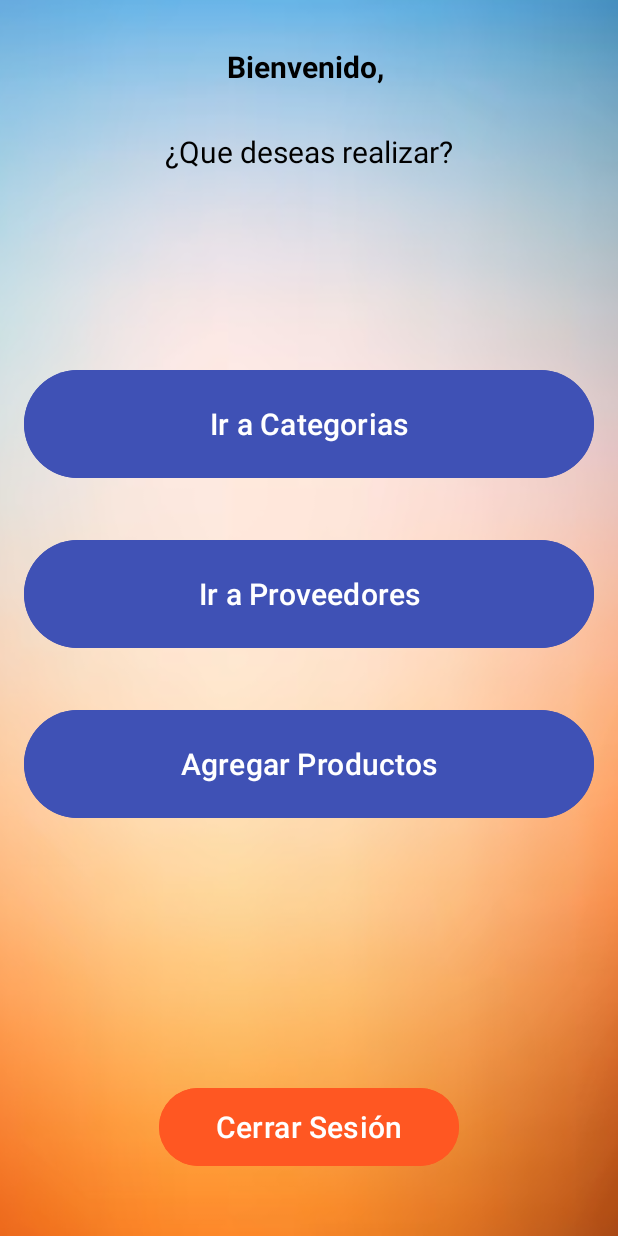
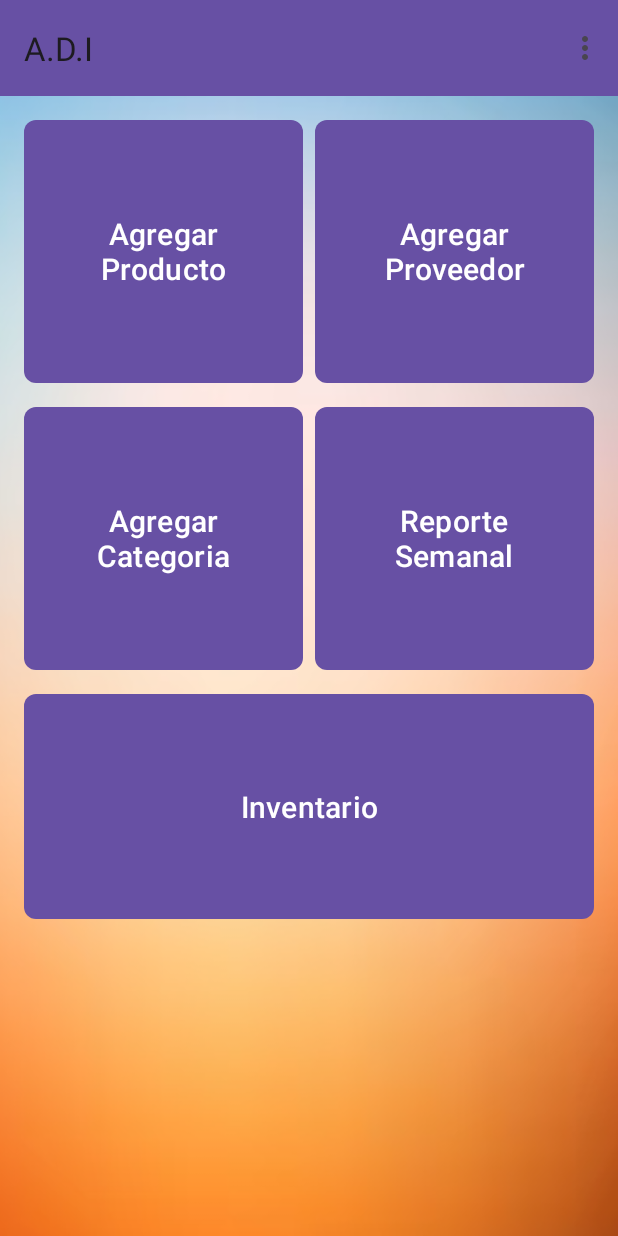
Before and after one commit to v1ct0r999/A.D.I, an Android app: the MainActivity screen opened directly, with no data from a screen before it, on a phone screen of 412 x 824 dp. Run offline under Robolectric (Android 15) with nearby library versions, the light colour scheme and no system bars; our stand-ins replace Firebase (no records; nobody signed in at launch, a user with empty details on screens opened directly).

Commit message:
Cambiando la interfaz del menu principal

```diff
--- a/app/src/main/java/cl/vmi/adi/MainActivity.java
+++ b/app/src/main/java/cl/vmi/adi/MainActivity.java
@@ -8,54 +8,111 @@
 import android.widget.Toast;
 import androidx.appcompat.app.AppCompatActivity;
 import com.google.firebase.auth.FirebaseAuth;
-import com.google.firebase.auth.FirebaseUser;
+import androidx.appcompat.widget.Toolbar;
+import android.view.Menu;
+import android.view.MenuItem;
 
 public class MainActivity extends AppCompatActivity {
 
     private TextView welcomeMessage;
-    private Button buttonCategoria, buttonProveedor, buttonProducto, buttonLogout;
     private FirebaseAuth auth;
+    private Button buttonCategoria, buttonProveedor, buttonProducto, buttonReporte, buttonInventario;
 
     @Override
     protected void onCreate(Bundle savedInstanceState) {
         super.onCreate(savedInstanceState);
         setContentView(R.layout.activity_main);
 
+        // Configura el Toolbar
+        Toolbar toolbar = findViewById(R.id.toolbar);
+        setSupportActionBar(toolbar);
+
+        // Inicialización de FirebaseAuth
         auth = FirebaseAuth.getInstance();
-        welcomeMessage = findViewById(R.id.welcome_message);
+
+        // Enlazando los botones
         buttonCategoria = findViewById(R.id.buttonCategoria);
         buttonProveedor = findViewById(R.id.buttonProveedor);
         buttonProducto = findViewById(R.id.buttonProducto);
-        buttonLogout = findViewById(R.id.buttonLogout);
+        buttonReporte = findViewById(R.id.buttonReporte);
+        buttonInventario = findViewById(R.id.buttonInventario);
 
-        FirebaseUser user = auth.getCurrentUser();
-        if (user != null) {
-            welcomeMessage.setText("Bienvenido, " + user.getEmail());
-        }
+        // BOTON PRODUCTO
+        buttonProducto.setOnClickListener(new View.OnClickListener() {
+            @Override
+            public void onClick(View view) {
 
-        buttonCategoria.setOnClickListener(new View.OnClickListener() {
-            @Override
-            public void onClick(View v) {
-                startActivity(new Intent(MainActivity.this, ListaCategoriasActivity.class));
+                startActivity(new Intent(MainActivity.this, AgregarProductosActivity.class));
+
             }
         });
 
+        // BOTON PROVEEDOR
         buttonProveedor.setOnClickListener(new View.OnClickListener() {
             @Override
-            public void onClick(View v) {
+            public void onClick(View view) {
+
                 startActivity(new Intent(MainActivity.this, ListaProveedoresActivity.class));
+
             }
         });
 
-        buttonProducto.setOnClickListener(new View.OnClickListener() {
+        // BOTON CATEGORIA
+        buttonCategoria.setOnClickListener(new View.OnClickListener() {
             @Override
-            public void onClick(View v) {
-                startActivity(new Intent(MainActivity.this, AgregarProductosActivity.class));
+            public void onClick(View view) {
+
+                startActivity(new Intent(MainActivity.this, ListaCategoriasActivity.class));
+
             }
         });
 
+        // BOTON REPORTE
+        buttonReporte.setOnClickListener(new View.OnClickListener() {
+            @Override
+            public void onClick(View view) {
 
-        buttonLogout.setOnClickListener(view -> logoutUser());
+                //startActivity(new Intent(MainActivity.this, ReporteActivity.class));
+
+            }
+        });
+
+        // BOTON REPORTE
+        buttonInventario.setOnClickListener(new View.OnClickListener() {
+            @Override
+            public void onClick(View view) {
+
+                //startActivity(new Intent(MainActivity.this, InventarioActivity.class));
+
+            }
+        });
+
+        // Obtener usuario actual
+        //FirebaseUser user = auth.getCurrentUser();
+        //if (user != null) {
+        //    welcomeMessage.setText("Bienvenido, " + user.getEmail());
+        //}
+    }
+
+    @Override
+    public boolean onCreateOptionsMenu(Menu menu) {
+        // Agrega los ítems al menú
+        MenuItem itemCerrar = menu.add(Menu.NONE, 0, Menu.NONE, "Cerrar sesión");
+        itemCerrar.setShowAsAction(MenuItem.SHOW_AS_ACTION_NEVER);  // Menú desplegable
+
+        return true;
+    }
+
+    @Override
+    public boolean onOptionsItemSelected(MenuItem item) {
+        switch (item.getItemId()) {
+            case 0: // Cerrar sesión
+                logoutUser();
+                return true;
+
+            default:
+                return super.onOptionsItemSelected(item);
+        }
     }
 
     private void logoutUser() {
--- /dev/null
+++ b/app/src/main/res/drawable/button_square.xml
@@ -0,0 +1,9 @@
+<?xml version="1.0" encoding="utf-8"?>
+<!-- button_square.xml -->
+<shape xmlns:android="http://schemas.android.com/apk/res/android">
+    <!-- Esquinas redondeadas -->
+    <corners android:radius="8dp" />  <!-- Controla el nivel de redondeo de las esquinas -->
+
+    <!-- Opcional: sombra -->
+    <padding android:left="4dp" android:top="4dp" android:right="4dp" android:bottom="4dp" />
+</shape>
--- a/app/src/main/res/layout/activity_main.xml
+++ b/app/src/main/res/layout/activity_main.xml
@@ -4,134 +4,100 @@
     android:layout_width="match_parent"
     android:layout_height="match_parent"
     android:orientation="vertical"
-    android:padding="16dp"
     android:background="@drawable/fondo_inventario">
 
+    <!-- Barra de herramientas (Toolbar) -->
+    <androidx.appcompat.widget.Toolbar
+        android:id="@+id/toolbar"
+        android:layout_width="match_parent"
+        android:layout_height="?attr/actionBarSize"
+        android:background="?attr/colorPrimary"
+        android:elevation="4dp"
+        android:title="Mi App" />
+
+    <!-- Contenedor de los botones -->
     <LinearLayout
         android:layout_width="match_parent"
         android:layout_height="match_parent"
-        android:layout_weight="1"
-        android:orientation="vertical">
+        android:orientation="vertical"
+        android:padding="16dp">
+
+        <!-- Fila de 2 botones (Izquierda y Derecha) -->
         <LinearLayout
             android:layout_width="match_parent"
-            android:layout_height="match_parent"
-            android:layout_weight="1">
-            <RelativeLayout
-                android:layout_width="match_parent"
-                android:layout_height="match_parent">
-                <TextView
-                    android:id="@+id/welcome_message"
-                    android:layout_width="wrap_content"
-                    android:layout_height="wrap_content"
-                    android:text="Bienvenido, Usuario"
-                    android:textSize="20sp"
-                    android:textColor="@color/black"
-                    android:layout_centerInParent="true"
-                    android:textStyle="bold"/>
-            </RelativeLayout>
+            android:layout_height="wrap_content"
+            android:orientation="horizontal"
+            android:weightSum="2"
+            android:layout_marginBottom="16dp">
+
+            <Button
+                android:id="@+id/buttonProducto"
+                android:layout_width="0dp"
+                android:layout_height="175dp"
+                android:layout_weight="1"
+                android:text="Agregar Producto"
+                android:textSize="20sp"
+                android:textColor="@color/white"
+                style="@style/ButtonSquare"
+                android:layout_marginEnd="8dp" /> <!-- Espacio entre los botones -->
+
+            <Button
+                android:id="@+id/buttonProveedor"
+                android:layout_width="0dp"
+                android:layout_height="175dp"
+                android:layout_weight="1"
+                android:text="Agregar Proveedor"
+                android:textSize="20sp"
+                android:textColor="@color/white"
+                style="@style/ButtonSquare" />
         </LinearLayout>
+
+        <!-- Fila de 2 botones (abajo) -->
         <LinearLayout
             android:layout_width="match_parent"
-            android:layout_height="match_parent"
-            android:layout_weight="1">
-            <RelativeLayout
+            android:layout_height="wrap_content"
+            android:orientation="horizontal"
+            android:weightSum="2"
+            android:layout_marginBottom="16dp">
+
+            <Button
+                android:id="@+id/buttonCategoria"
+                android:layout_width="0dp"
+                android:layout_height="175dp"
+                android:layout_weight="1"
+                android:text="Agregar Categoria"
+                android:textSize="20sp"
+                android:textColor="@color/white"
+                style="@style/ButtonSquare"
+                android:layout_marginEnd="8dp" /> <!-- Espacio entre los botones -->
+
+            <Button
+                android:id="@+id/buttonReporte"
+                android:layout_width="0dp"
+                android:layout_height="175dp"
+                android:layout_weight="1"
+                android:text="Reporte Semanal"
+                android:textSize="20sp"
+                android:textColor="@color/white"
+                style="@style/ButtonSquare" />
+        </LinearLayout>
+
+        <!-- Fila de un botón (abajo) -->
+        <LinearLayout
+            android:layout_width="match_parent"
+            android:layout_height="wrap_content"
+            android:orientation="horizontal"
+            android:weightSum="2">
+
+            <Button
+                android:id="@+id/buttonInventario"
                 android:layout_width="match_parent"
-                android:layout_height="match_parent">
-                <TextView
-                    android:layout_width="wrap_content"
-                    android:layout_height="wrap_content"
-                    android:text="¿Que deseas realizar?"
-                    android:textSize="20dp"
-                    android:textColor="@color/black"
-                    android:layout_centerInParent="true"/>
-            </RelativeLayout>
+                android:layout_height="150dp"
+                android:text="Inventario"
+                android:textSize="20sp"
+                android:textColor="@color/white"
+                style="@style/ButtonSquare" />
         </LinearLayout>
-    </LinearLayout>
-    <LinearLayout
-        android:layout_width="match_parent"
-        android:layout_height="match_parent"
-        android:layout_weight="1">
 
     </LinearLayout>
-    <LinearLayout
-        android:layout_width="match_parent"
-        android:layout_height="match_parent"
-        android:layout_weight="1">
-        <RelativeLayout
-            android:layout_width="match_parent"
-            android:layout_height="match_parent">
-            <Button
-                android:id="@+id/buttonCategoria"
-                android:layout_width="match_parent"
-                android:layout_height="80dp"
-                android:text="Ir a Categorias"
-                android:textSize="20dp"
-                android:backgroundTint="@color/azul"
-                android:textColor="@color/white"/>
-        </RelativeLayout>
-    </LinearLayout>
-    <LinearLayout
-        android:layout_width="match_parent"
-        android:layout_height="match_parent"
-        android:layout_weight="1">
-        <RelativeLayout
-            android:layout_width="match_parent"
-            android:layout_height="match_parent">
-            <Button
-                android:id="@+id/buttonProveedor"
-                android:layout_width="match_parent"
-                android:layout_height="80dp"
-                android:text="Ir a Proveedores"
-                android:textSize="20dp"
-                android:backgroundTint="@color/azul"
-                android:textColor="@color/white"/>
-        </RelativeLayout>
-    </LinearLayout>
-    <LinearLayout
-        android:layout_width="match_parent"
-        android:layout_height="match_parent"
-        android:layout_weight="1">
-        <RelativeLayout
-            android:layout_width="match_parent"
-            android:layout_height="match_parent">
-            <Button
-                android:id="@+id/buttonProducto"
-                android:layout_width="match_parent"
-                android:layout_height="80dp"
-                android:text="Agregar Productos"
-                android:textSize="20dp"
-                android:backgroundTint="@color/azul"
-                android:textColor="@color/white"/>
-        </RelativeLayout>
-    </LinearLayout>
-
-    <LinearLayout
-        android:layout_width="match_parent"
-        android:layout_height="match_parent"
-        android:layout_weight="1">
-        <RelativeLayout
-            android:layout_width="match_parent"
-            android:layout_height="match_parent">
-
-        </RelativeLayout>
-    </LinearLayout>
-    <LinearLayout
-        android:layout_width="match_parent"
-        android:layout_height="match_parent"
-        android:layout_weight="1">
-        <RelativeLayout
-            android:layout_width="match_parent"
-            android:layout_height="match_parent">
-            <Button
-                android:id="@+id/buttonLogout"
-                android:layout_width="200dp"
-                android:layout_height="60dp"
-                android:text="Cerrar Sesión"
-                android:textSize="20dp"
-                android:layout_marginTop="16dp"
-                android:backgroundTint="@color/naranjo"
-                android:textColor="@color/white"
-                android:layout_centerInParent="true"/>
-        </RelativeLayout>
-    </LinearLayout>
 </LinearLayout>
--- a/app/src/main/res/values/themes.xml
+++ b/app/src/main/res/values/themes.xml
@@ -6,4 +6,16 @@
     </style>
 
     <style name="Theme.ADI" parent="Base.Theme.ADI" />
+
+    <style name="CustomToolbarStyle">
+        <item name="android:background">@color/azul</item> <!-- Color de fondo -->
+        <item name="android:titleTextColor">@android:color/white</item> <!-- Color del texto del título -->
+        <item name="android:elevation">4dp</item> <!-- Sombra del Toolbar -->
+    </style>
+
+
+    <!-- Estilo para los botones sin bordes redondeados -->
+    <style name="ButtonSquare">
+        <item name="android:background">@drawable/button_square</item>
+    </style>
 </resources>
```
